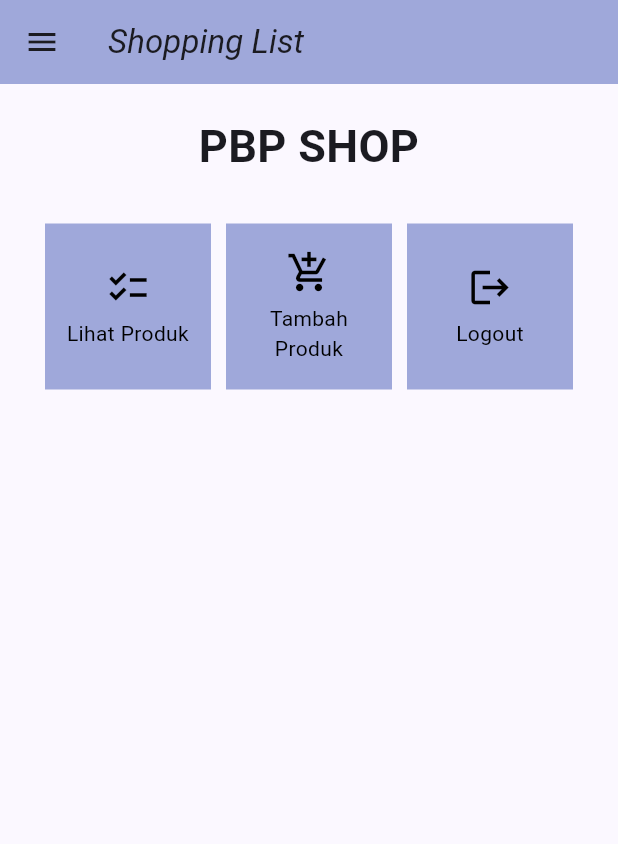
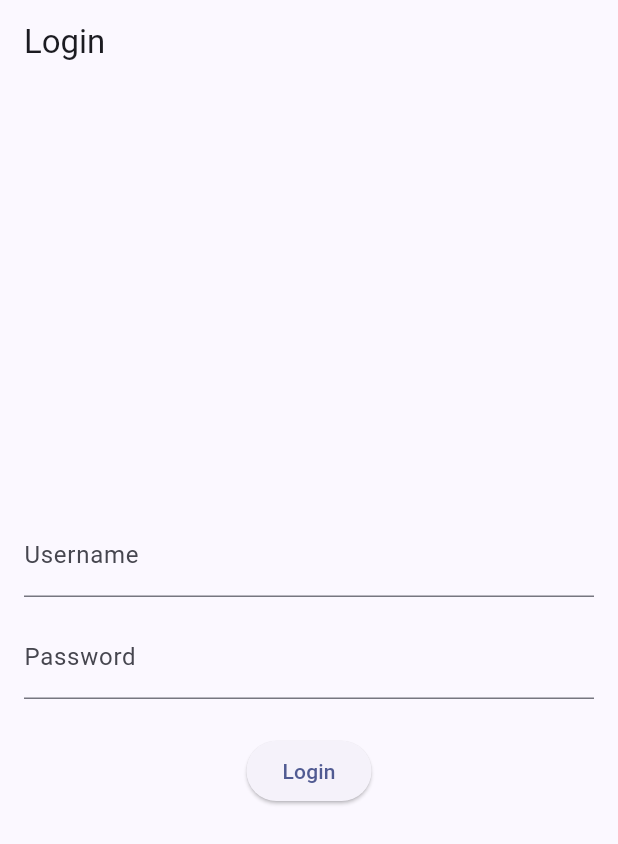
Before and after one commit to vinkakniv/shopping-list-mobile, a Flutter app: the screen it shows after launch, on a phone screen of 412 x 824 dp. Shown: the top 844 px of the screen. Run offline on Flutter 3.47's test engine with Material 2 defaults, Android fonts, the phone set to English and light mode, and no system bars; missing offline and left inert: pbp_django_auth.

Commit message:
tutorial 8 done

```diff
--- a/lib/main.dart
+++ b/lib/main.dart
@@ -1,38 +1,30 @@
 import 'package:flutter/material.dart';
 import 'package:shopping_list/screens/menu.dart';
+import 'package:provider/provider.dart';
+import 'package:pbp_django_auth/pbp_django_auth.dart';
+import 'package:shopping_list/screens/login.dart';
 
 void main() {
   runApp(const MyApp());
 }
 
 class MyApp extends StatelessWidget {
-  const MyApp({super.key});
+  const MyApp({Key? key}) : super(key: key);
 
-  // This widget is the root of your application.
   @override
   Widget build(BuildContext context) {
-    return MaterialApp(
-      title: 'Flutter Demo',
-      theme: ThemeData(
-        // This is the theme of your application.
-        //
-        // TRY THIS: Try running your application with "flutter run". You'll see
-        // the application has a blue toolbar. Then, without quitting the app,
-        // try changing the seedColor in the colorScheme below to Colors.green
-        // and then invoke "hot reload" (save your changes or press the "hot
-        // reload" button in a Flutter-supported IDE, or press "r" if you used
-        // the command line to start the app).
-        //
-        // Notice that the counter didn't reset back to zero; the application
-        // state is not lost during the reload. To reset the state, use hot
-        // restart instead.
-        //
-        // This works for code too, not just values: Most code changes can be
-        // tested with just a hot reload.
-        colorScheme: ColorScheme.fromSeed(seedColor: Colors.indigo.shade200),
-        useMaterial3: true,
-      ),
-      home: MyHomePage(),
+    return Provider(
+      create: (_) {
+        CookieRequest request = CookieRequest();
+        return request;
+      },
+      child: MaterialApp(
+          title: 'Flutter App',
+          theme: ThemeData(
+            colorScheme: ColorScheme.fromSeed(seedColor: Colors.indigo),
+            useMaterial3: true,
+          ),
+          home: LoginPage()),
     );
   }
 }
--- /dev/null
+++ b/lib/screens/login.dart
@@ -0,0 +1,114 @@
+import 'package:shopping_list/screens/menu.dart';
+import 'package:flutter/material.dart';
+import 'package:pbp_django_auth/pbp_django_auth.dart';
+import 'package:provider/provider.dart';
+
+void main() {
+  runApp(const LoginApp());
+}
+
+class LoginApp extends StatelessWidget {
+  const LoginApp({super.key});
+
+  @override
+  Widget build(BuildContext context) {
+    return MaterialApp(
+      title: 'Login',
+      theme: ThemeData(
+        primarySwatch: Colors.blue,
+      ),
+      home: const LoginPage(),
+    );
+  }
+}
+
+class LoginPage extends StatefulWidget {
+  const LoginPage({super.key});
+
+  @override
+  _LoginPageState createState() => _LoginPageState();
+}
+
+class _LoginPageState extends State<LoginPage> {
+  final TextEditingController _usernameController = TextEditingController();
+  final TextEditingController _passwordController = TextEditingController();
+
+  @override
+  Widget build(BuildContext context) {
+    final request = context.watch<CookieRequest>();
+    return Scaffold(
+      appBar: AppBar(
+        title: const Text('Login'),
+      ),
+      body: Container(
+        padding: const EdgeInsets.all(16.0),
+        child: Column(
+          mainAxisAlignment: MainAxisAlignment.center,
+          children: [
+            TextField(
+              controller: _usernameController,
+              decoration: const InputDecoration(
+                labelText: 'Username',
+              ),
+            ),
+            const SizedBox(height: 12.0),
+            TextField(
+              controller: _passwordController,
+              decoration: const InputDecoration(
+                labelText: 'Password',
+              ),
+              obscureText: true,
+            ),
+            const SizedBox(height: 24.0),
+            ElevatedButton(
+              onPressed: () async {
+                String username = _usernameController.text;
+                String password = _passwordController.text;
+
+                // Cek kredensial
+                // TODO: Ganti URL dan jangan lupa tambahkan trailing slash (/) di akhir URL!
+                // Untuk menyambungkan Android emulator dengan Django pada localhost,
+                // gunakan URL http://10.0.2.2/
+                final response = await request.login("http://127.0.0.1:8000/auth/login/", {
+                  'username': username,
+                  'password': password,
+                });
+
+                if (request.loggedIn) {
+                  String message = response['message'];
+                  String uname = response['username'];
+                  Navigator.pushReplacement(
+                    context,
+                    MaterialPageRoute(builder: (context) => MyHomePage()),
+                  );
+                  ScaffoldMessenger.of(context)
+                    ..hideCurrentSnackBar()
+                    ..showSnackBar(
+                        SnackBar(content: Text("$message Selamat datang, $uname.")));
+                } else {
+                  showDialog(
+                    context: context,
+                    builder: (context) => AlertDialog(
+                      title: const Text('Login Gagal'),
+                      content:
+                      Text(response['message']),
+                      actions: [
+                        TextButton(
+                          child: const Text('OK'),
+                          onPressed: () {
+                            Navigator.pop(context);
+                          },
+                        ),
+                      ],
+                    ),
+                  );
+                }
+              },
+              child: const Text('Login'),
+            ),
+          ],
+        ),
+      ),
+    );
+  }
+}
--- a/lib/screens/menu.dart
+++ b/lib/screens/menu.dart
@@ -2,14 +2,8 @@ import 'package:flutter/material.dart';
 import 'package:shopping_list/widgets/left_drawer.dart';
 import 'package:shopping_list/screens/shoplist_form.dart';
 import 'package:shopping_list/widgets/shop_card.dart';
-
-
-class ShopItem {
-  final String name;
-  final IconData icon;
-
-  ShopItem(this.name, this.icon);
-}
+import 'package:shopping_list/screens/list_product.dart';
+import 'package:shopping_list/widgets/shop_card.dart';
 
 class MyHomePage extends StatelessWidget {
   MyHomePage({Key? key}) : super(key: key);
@@ -81,53 +75,3 @@ class MyHomePage extends StatelessWidget {
     );
   }
 }
-
-class ShopCard extends StatelessWidget {
-  final ShopItem item;
-
-  const ShopCard(this.item, {super.key}); // Constructor
-
-  @override
-  Widget build(BuildContext context) {
-    return Material(
-      color: Colors.indigo.shade200,
-      child: InkWell(
-        // Area responsive terhadap sentuhan
-        onTap: () {
-          // Memunculkan SnackBar ketika diklik
-          ScaffoldMessenger.of(context)
-            ..hideCurrentSnackBar()
-            ..showSnackBar(SnackBar(
-                content: Text("Kamu telah menekan tombol ${item.name}!")));
-          if (item.name == "Tambah Produk") {
-            // Gunakan Navigator.push untuk melakukan navigasi ke MaterialPageRoute yang mencakup ShopFormPage.
-            Navigator.push(context,
-                MaterialPageRoute(builder: (context) => const ShopFormPage()));
-          }
-        },
-        child: Container(
-          // Container untuk menyimpan Icon dan Text
-          padding: const EdgeInsets.all(8),
-          child: Center(
-            child: Column(
-              mainAxisAlignment: MainAxisAlignment.center,
-              children: [
-                Icon(
-                  item.icon,
-                  color: Colors.black,
-                  size: 30.0,
-                ),
-                const Padding(padding: EdgeInsets.all(3)),
-                Text(
-                  item.name,
-                  textAlign: TextAlign.center,
-                  style: const TextStyle(color: Colors.black),
-                ),
-              ],
-            ),
-          ),
-        ),
-      ),
-    );
-  }
-}
--- a/pubspec.yaml
+++ b/pubspec.yaml
@@ -35,6 +35,9 @@ dependencies:
   # The following adds the Cupertino Icons font to your application.
   # Use with the CupertinoIcons class for iOS style icons.
   cupertino_icons: ^1.0.2
+  provider: ^6.1.1
+  pbp_django_auth: ^0.3.1
+  http: ^0.13.6
 
 dev_dependencies:
   flutter_test:
```
Also changed, not shown: lib/models/product.dart (added, +65 -0 lines), lib/screens/list_product.dart (added, +91 -0 lines), lib/screens/shoplist_form.dart (+33 -29 lines), lib/widgets/left_drawer.dart (+12 -0 lines), lib/widgets/shop_card.dart (+30 -76 lines), pubspec.lock, 2 other files.
